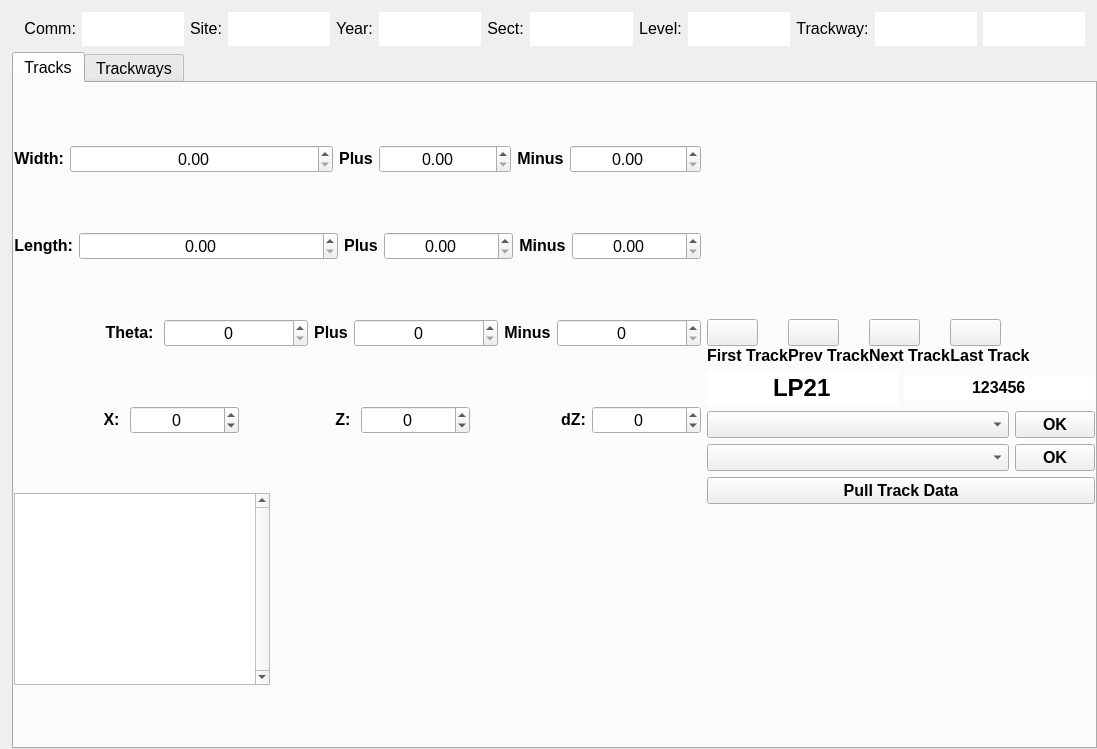
Qt form resources/widget/tools/TrackwayManagerWidget/TrackwayManagerWidget.ui (sernst/Cadence) before a commit.
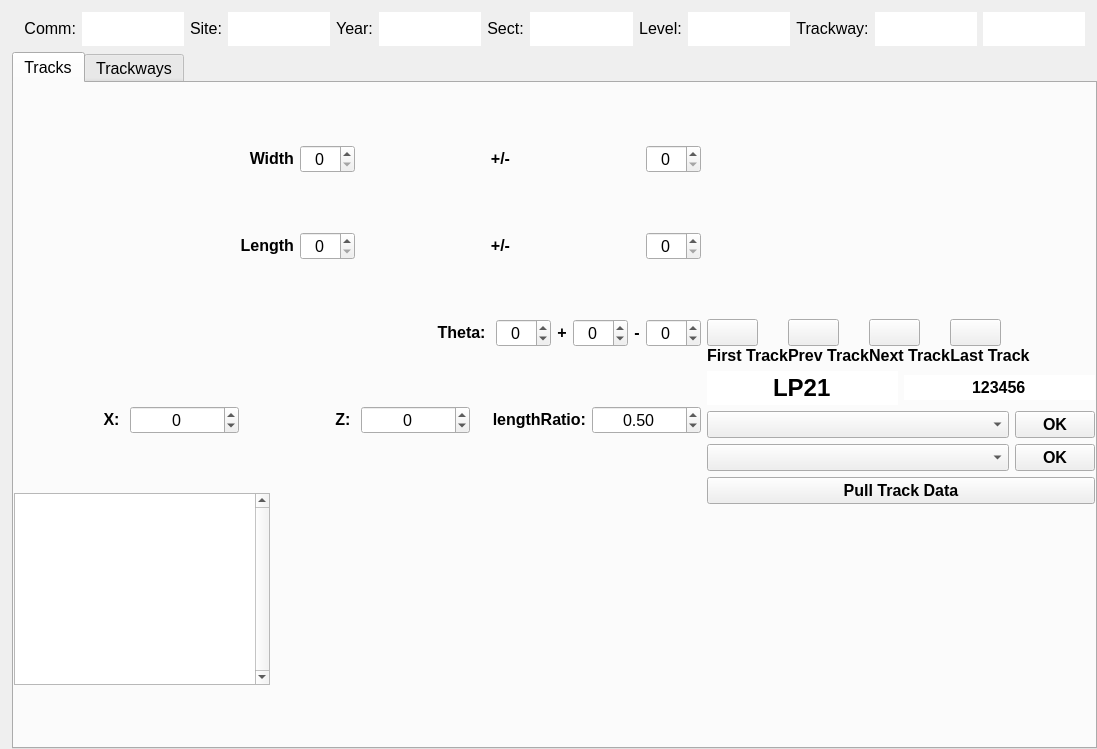
The same form after that commit. Icons and pictures are not drawn.

Commit message: KAS:  revised node design

Patch:
```diff
--- a/resources/widget/tools/TrackwayManagerWidget/TrackwayManagerWidget.ui
+++ b/resources/widget/tools/TrackwayManagerWidget/TrackwayManagerWidget.ui
@@ -422,7 +422,7 @@
               <verstretch>0</verstretch>
              </sizepolicy>
             </property>
-            <layout class="QHBoxLayout" name="horizontalLayout_10" stretch="0,2,0,1,0,1">
+            <layout class="QHBoxLayout" name="horizontalLayout_10" stretch="0,0,0,0">
              <property name="spacing">
               <number>-1</number>
              </property>
@@ -448,7 +448,7 @@
                 <enum>QFrame::NoFrame</enum>
                </property>
                <property name="text">
-                <string>Width:</string>
+                <string>Width</string>
                </property>
                <property name="alignment">
                 <set>Qt::AlignRight|Qt::AlignTrailing|Qt::AlignVCenter</set>
@@ -457,29 +457,14 @@
              </item>
              <item>
               <widget class="QDoubleSpinBox" name="widthSbx">
-               <property name="sizePolicy">
-                <sizepolicy hsizetype="Expanding" vsizetype="Fixed">
-                 <horstretch>0</horstretch>
-                 <verstretch>0</verstretch>
-                </sizepolicy>
-               </property>
                <property name="alignment">
                 <set>Qt::AlignCenter</set>
                </property>
                <property name="decimals">
-                <number>2</number>
-               </property>
-               <property name="minimum">
-                <double>0.000000000000000</double>
+                <number>0</number>
                </property>
                <property name="maximum">
-                <double>2.000000000000000</double>
-               </property>
-               <property name="singleStep">
-                <double>0.010000000000000</double>
-               </property>
-               <property name="value">
-                <double>0.000000000000000</double>
+                <double>100.000000000000000</double>
                </property>
               </widget>
              </item>
@@ -498,7 +483,7 @@
                 </font>
                </property>
                <property name="text">
-                <string>Plus</string>
+                <string>+/-</string>
                </property>
                <property name="alignment">
                 <set>Qt::AlignCenter</set>
@@ -506,68 +491,12 @@
               </widget>
              </item>
              <item>
-              <widget class="QDoubleSpinBox" name="widthMaxSbx">
-               <property name="sizePolicy">
-                <sizepolicy hsizetype="Expanding" vsizetype="Fixed">
-                 <horstretch>0</horstretch>
-                 <verstretch>0</verstretch>
-                </sizepolicy>
-               </property>
+              <widget class="QDoubleSpinBox" name="widthUncertaintySbx">
                <property name="alignment">
                 <set>Qt::AlignCenter</set>
                </property>
                <property name="decimals">
-                <number>2</number>
-               </property>
-               <property name="maximum">
-                <double>1.000000000000000</double>
-               </property>
-               <property name="singleStep">
-                <double>0.010000000000000</double>
-               </property>
-              </widget>
-             </item>
-             <item>
-              <widget class="QLabel" name="lbl_12">
-               <property name="sizePolicy">
-                <sizepolicy hsizetype="Expanding" vsizetype="Fixed">
-                 <horstretch>0</horstretch>
-                 <verstretch>0</verstretch>
-                </sizepolicy>
-               </property>
-               <property name="font">
-                <font>
-                 <weight>75</weight>
-                 <bold>true</bold>
-                </font>
-               </property>
-               <property name="text">
-                <string>Minus</string>
-               </property>
-               <property name="alignment">
-                <set>Qt::AlignCenter</set>
-               </property>
-              </widget>
-             </item>
-             <item>
-              <widget class="QDoubleSpinBox" name="widthMinSbx">
-               <property name="sizePolicy">
-                <sizepolicy hsizetype="Expanding" vsizetype="Fixed">
-                 <horstretch>0</horstretch>
-                 <verstretch>0</verstretch>
-                </sizepolicy>
-               </property>
-               <property name="alignment">
-                <set>Qt::AlignCenter</set>
-               </property>
-               <property name="decimals">
-                <number>2</number>
-               </property>
-               <property name="maximum">
-                <double>1.000000000000000</double>
-               </property>
-               <property name="singleStep">
-                <double>0.010000000000000</double>
+                <number>0</number>
                </property>
               </widget>
              </item>
@@ -582,7 +511,7 @@
               <verstretch>0</verstretch>
              </sizepolicy>
             </property>
-            <layout class="QHBoxLayout" name="horizontalLayout_11" stretch="0,2,0,1,0,1">
+            <layout class="QHBoxLayout" name="horizontalLayout_11" stretch="0,0,0,0">
              <property name="spacing">
               <number>-1</number>
              </property>
@@ -605,7 +534,7 @@
                 </font>
                </property>
                <property name="text">
-                <string>Length:</string>
+                <string>Length</string>
                </property>
                <property name="alignment">
                 <set>Qt::AlignRight|Qt::AlignTrailing|Qt::AlignVCenter</set>
@@ -614,29 +543,14 @@
              </item>
              <item>
               <widget class="QDoubleSpinBox" name="lengthSbx">
-               <property name="sizePolicy">
-                <sizepolicy hsizetype="Expanding" vsizetype="Fixed">
-                 <horstretch>0</horstretch>
-                 <verstretch>0</verstretch>
-                </sizepolicy>
-               </property>
                <property name="alignment">
                 <set>Qt::AlignCenter</set>
                </property>
                <property name="decimals">
-                <number>2</number>
-               </property>
-               <property name="minimum">
-                <double>0.000000000000000</double>
+                <number>0</number>
                </property>
                <property name="maximum">
-                <double>2.000000000000000</double>
-               </property>
-               <property name="singleStep">
-                <double>0.010000000000000</double>
-               </property>
-               <property name="value">
-                <double>0.000000000000000</double>
+                <double>100.000000000000000</double>
                </property>
               </widget>
              </item>
@@ -655,7 +569,7 @@
                 </font>
                </property>
                <property name="text">
-                <string>Plus</string>
+                <string>+/-</string>
                </property>
                <property name="alignment">
                 <set>Qt::AlignCenter</set>
@@ -663,68 +577,12 @@
               </widget>
              </item>
              <item>
-              <widget class="QDoubleSpinBox" name="lengthMaxSbx">
-               <property name="sizePolicy">
-                <sizepolicy hsizetype="Expanding" vsizetype="Fixed">
-                 <horstretch>0</horstretch>
-                 <verstretch>0</verstretch>
-                </sizepolicy>
-               </property>
+              <widget class="QDoubleSpinBox" name="lengthUncertaintySbx">
                <property name="alignment">
                 <set>Qt::AlignCenter</set>
                </property>
                <property name="decimals">
-                <number>2</number>
-               </property>
-               <property name="maximum">
-                <double>1.000000000000000</double>
-               </property>
-               <property name="singleStep">
-                <double>0.010000000000000</double>
-               </property>
-              </widget>
-             </item>
-             <item>
-              <widget class="QLabel" name="lbl_15">
-               <property name="sizePolicy">
-                <sizepolicy hsizetype="Expanding" vsizetype="Fixed">
-                 <horstretch>0</horstretch>
-                 <verstretch>0</verstretch>
-                </sizepolicy>
-               </property>
-               <property name="font">
-                <font>
-                 <weight>75</weight>
-                 <bold>true</bold>
-                </font>
-               </property>
-               <property name="text">
-                <string>Minus</string>
-               </property>
-               <property name="alignment">
-                <set>Qt::AlignCenter</set>
-               </property>
-              </widget>
-             </item>
-             <item>
-              <widget class="QDoubleSpinBox" name="lengthMinSbx">
-               <property name="sizePolicy">
-                <sizepolicy hsizetype="Expanding" vsizetype="Fixed">
-                 <horstretch>0</horstretch>
-                 <verstretch>0</verstretch>
-                </sizepolicy>
-               </property>
-               <property name="alignment">
-                <set>Qt::AlignCenter</set>
-               </property>
-               <property name="decimals">
-                <number>2</number>
-               </property>
-               <property name="maximum">
-                <double>1.000000000000000</double>
-               </property>
-               <property name="singleStep">
-                <double>0.010000000000000</double>
+                <number>0</number>
                </property>
               </widget>
              </item>
@@ -739,7 +597,7 @@
               <verstretch>0</verstretch>
              </sizepolicy>
             </property>
-            <layout class="QHBoxLayout" name="horizontalLayout_6" stretch="1,1,0,1,0,1">
+            <layout class="QHBoxLayout" name="horizontalLayout_6" stretch="1,0,0,0,0,0">
              <property name="margin">
               <number>0</number>
              </property>
@@ -767,11 +625,8 @@
              </item>
              <item>
               <widget class="QDoubleSpinBox" name="rotationSbx">
-               <property name="sizePolicy">
-                <sizepolicy hsizetype="Expanding" vsizetype="Fixed">
-                 <horstretch>0</horstretch>
-                 <verstretch>0</verstretch>
-                </sizepolicy>
+               <property name="wrapping">
+                <bool>true</bool>
                </property>
                <property name="alignment">
                 <set>Qt::AlignCenter</set>
@@ -780,7 +635,7 @@
                 <number>0</number>
                </property>
                <property name="maximum">
-                <double>362.000000000000000</double>
+                <double>359.000000000000000</double>
                </property>
               </widget>
              </item>
@@ -799,7 +654,7 @@
                 </font>
                </property>
                <property name="text">
-                <string>Plus</string>
+                <string>+</string>
                </property>
                <property name="alignment">
                 <set>Qt::AlignCenter</set>
@@ -808,14 +663,8 @@
              </item>
              <item>
               <widget class="QDoubleSpinBox" name="rotationMaxSbx">
-               <property name="sizePolicy">
-                <sizepolicy hsizetype="Expanding" vsizetype="Fixed">
-                 <horstretch>0</horstretch>
-                 <verstretch>0</verstretch>
-                </sizepolicy>
-               </property>
-               <property name="contextMenuPolicy">
-                <enum>Qt::ActionsContextMenu</enum>
+               <property name="wrapping">
+                <bool>true</bool>
                </property>
                <property name="alignment">
                 <set>Qt::AlignCenter</set>
@@ -824,7 +673,7 @@
                 <number>0</number>
                </property>
                <property name="maximum">
-                <double>98.000000000000000</double>
+                <double>359.000000000000000</double>
                </property>
               </widget>
              </item>
@@ -843,7 +692,7 @@
                 </font>
                </property>
                <property name="text">
-                <string>Minus</string>
+                <string>-</string>
                </property>
                <property name="alignment">
                 <set>Qt::AlignCenter</set>
@@ -852,11 +701,8 @@
              </item>
              <item>
               <widget class="QDoubleSpinBox" name="rotationMinSbx">
-               <property name="sizePolicy">
-                <sizepolicy hsizetype="Expanding" vsizetype="Fixed">
-                 <horstretch>0</horstretch>
-                 <verstretch>0</verstretch>
-                </sizepolicy>
+               <property name="wrapping">
+                <bool>true</bool>
                </property>
                <property name="alignment">
                 <set>Qt::AlignCenter</set>
@@ -865,7 +711,7 @@
                 <number>0</number>
                </property>
                <property name="maximum">
-                <double>98.000000000000000</double>
+                <double>359.000000000000000</double>
                </property>
               </widget>
              </item>
@@ -996,7 +842,7 @@
                 </font>
                </property>
                <property name="text">
-                <string>dZ:</string>
+                <string>lengthRatio:</string>
                </property>
                <property name="alignment">
                 <set>Qt::AlignRight|Qt::AlignTrailing|Qt::AlignVCenter</set>
@@ -1015,17 +861,20 @@
                 <set>Qt::AlignCenter</set>
                </property>
                <property name="decimals">
-                <number>0</number>
+                <number>2</number>
                </property>
                <property name="minimum">
-                <double>-100.000000000000000</double>
+                <double>0.000000000000000</double>
                </property>
                <property name="maximum">
-                <double>100.000000000000000</double>
-               </property>
-               <property name="singleStep">
                 <double>1.000000000000000</double>
                </property>
+               <property name="singleStep">
+                <double>0.010000000000000</double>
+               </property>
+               <property name="value">
+                <double>0.500000000000000</double>
+               </property>
               </widget>
              </item>
             </layout>
```
Left out of the diff: 15 changed lines with no effect on the pictures. The commit also changes 6 other files.
